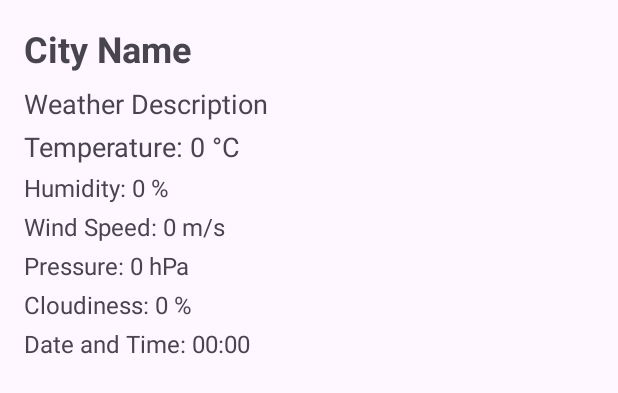
After one commit to YoussefGamalShehata/MeteoRa-Application, an Android app: the layout fragment_weather_based_location.xml on its own in the app's theme, with its tools: preview values and no code run, on a phone screen of 412 x 824 dp. The commit adds this screen. Shown: the top 393 px of the screen. Run offline under Robolectric (Android 15) with nearby library versions, the phone set to English and light mode, and no system bars.

Commit message:
Fetching Weather Data from a selected location on the Map

```diff
--- a/SourceCode/app/src/main/AndroidManifest.xml
+++ b/SourceCode/app/src/main/AndroidManifest.xml
@@ -1,11 +1,15 @@
 <?xml version="1.0" encoding="utf-8"?>
 <manifest xmlns:android="http://schemas.android.com/apk/res/android"
-    xmlns:tools="http://schemas.android.com/tools">
+    xmlns:tools="http://schemas.android.com/tools"
+    package="com.example.meteora">
     <uses-permission android:name="android.permission.INTERNET"/>
     <uses-permission android:name="android.permission.ACCESS_FINE_LOCATION" />
     <uses-permission android:name="android.permission.ACCESS_COARSE_LOCATION" />
+    <uses-permission android:name="android.permission.WRITE_EXTERNAL_STORAGE" />
+    <uses-permission android:name="android.permission.READ_EXTERNAL_STORAGE" />
     <application
         android:allowBackup="true"
+        tools:replace="android:allowBackup"
         android:dataExtractionRules="@xml/data_extraction_rules"
         android:fullBackupContent="@xml/backup_rules"
         android:icon="@mipmap/ic_launcher"
--- /dev/null
+++ b/SourceCode/app/src/main/res/layout/fragment_weather_based_location.xml
@@ -0,0 +1,80 @@
+<?xml version="1.0" encoding="utf-8"?>
+<LinearLayout xmlns:android="http://schemas.android.com/apk/res/android"
+    android:layout_width="match_parent"
+    android:layout_height="wrap_content"
+    android:orientation="vertical"
+    android:padding="16dp">
+
+    <ProgressBar
+        android:id="@+id/progressBar"
+        android:layout_width="match_parent"
+        android:layout_height="wrap_content"
+        android:visibility="gone"
+        android:indeterminate="true"/>
+
+    <TextView
+        android:id="@+id/cityNameTextView"
+        android:layout_width="wrap_content"
+        android:layout_height="wrap_content"
+        android:text="City Name"
+        android:textSize="24sp"
+        android:textStyle="bold"
+        android:paddingBottom="8dp"/>
+
+    <TextView
+        android:id="@+id/weatherDescriptionTextView"
+        android:layout_width="wrap_content"
+        android:layout_height="wrap_content"
+        android:text="Weather Description"
+        android:textSize="18sp"
+        android:paddingBottom="4dp"/>
+
+    <TextView
+        android:id="@+id/tempTextView"
+        android:layout_width="wrap_content"
+        android:layout_height="wrap_content"
+        android:text="Temperature: 0 °C"
+        android:textSize="18sp"
+        android:paddingBottom="4dp"/>
+
+    <TextView
+        android:id="@+id/humidityTextView"
+        android:layout_width="wrap_content"
+        android:layout_height="wrap_content"
+        android:text="Humidity: 0 %"
+        android:textSize="16sp"
+        android:paddingBottom="4dp"/>
+
+    <TextView
+        android:id="@+id/windSpeedTextView"
+        android:layout_width="wrap_content"
+        android:layout_height="wrap_content"
+        android:text="Wind Speed: 0 m/s"
+        android:textSize="16sp"
+        android:paddingBottom="4dp"/>
+
+    <TextView
+        android:id="@+id/pressureTextView"
+        android:layout_width="wrap_content"
+        android:layout_height="wrap_content"
+        android:text="Pressure: 0 hPa"
+        android:textSize="16sp"
+        android:paddingBottom="4dp"/>
+
+    <TextView
+        android:id="@+id/cloudsTextView"
+        android:layout_width="wrap_content"
+        android:layout_height="wrap_content"
+        android:text="Cloudiness: 0 %"
+        android:textSize="16sp"
+        android:paddingBottom="4dp"/>
+
+    <TextView
+        android:id="@+id/dateTimeTextView"
+        android:layout_width="wrap_content"
+        android:layout_height="wrap_content"
+        android:text="Date and Time: 00:00"
+        android:textSize="16sp"
+        android:paddingBottom="4dp"/>
+
+</LinearLayout>
```
Also changed, not shown: SourceCode/app/build.gradle.kts (+18 -9 lines), SourceCode/app/src/main/java/com/example/meteora/features/detailsBasedLocation/view/WeatherBasedLocationFragment.kt (added, +152 -0 lines), SourceCode/app/src/main/java/com/example/meteora/features/homescreen/view/HomeFragment.kt (+12 -14 lines), SourceCode/app/src/main/java/com/example/meteora/features/homescreen/viewModel/HomeViewModel.kt (+4 -13 lines), SourceCode/app/src/main/java/com/example/meteora/features/map/view/MapFragment.kt (added, +134 -0 lines), SourceCode/app/src/main/java/com/example/meteora/features/map/viewModel/LocationViewModel.kt (added, +18 -0 lines), SourceCode/app/src/main/java/com/example/meteora/features/map/viewModel/LocationViewModelFactory.kt (added, +14 -0 lines), SourceCode/app/src/main/java/com/example/meteora/model/Weather.kt (+0 -83 lines), SourceCode/app/src/main/res/layout/fragment_home.xml (+8 -0 lines), SourceCode/app/src/main/res/layout/fragment_map.xml (added, +20 -0 lines).
